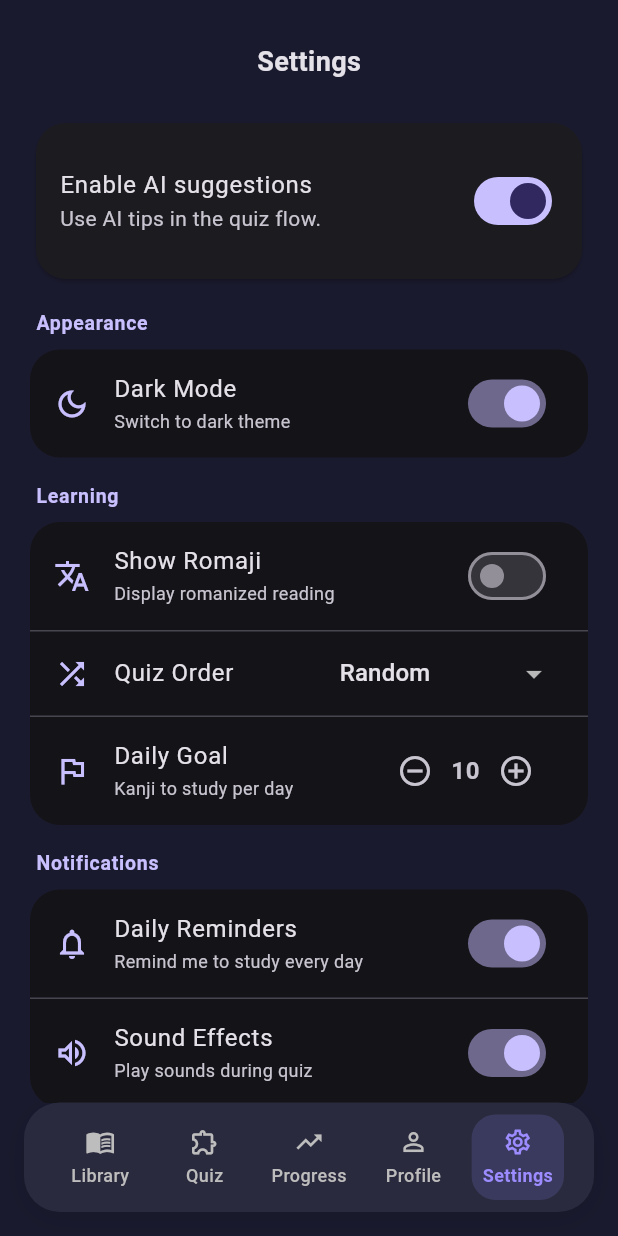
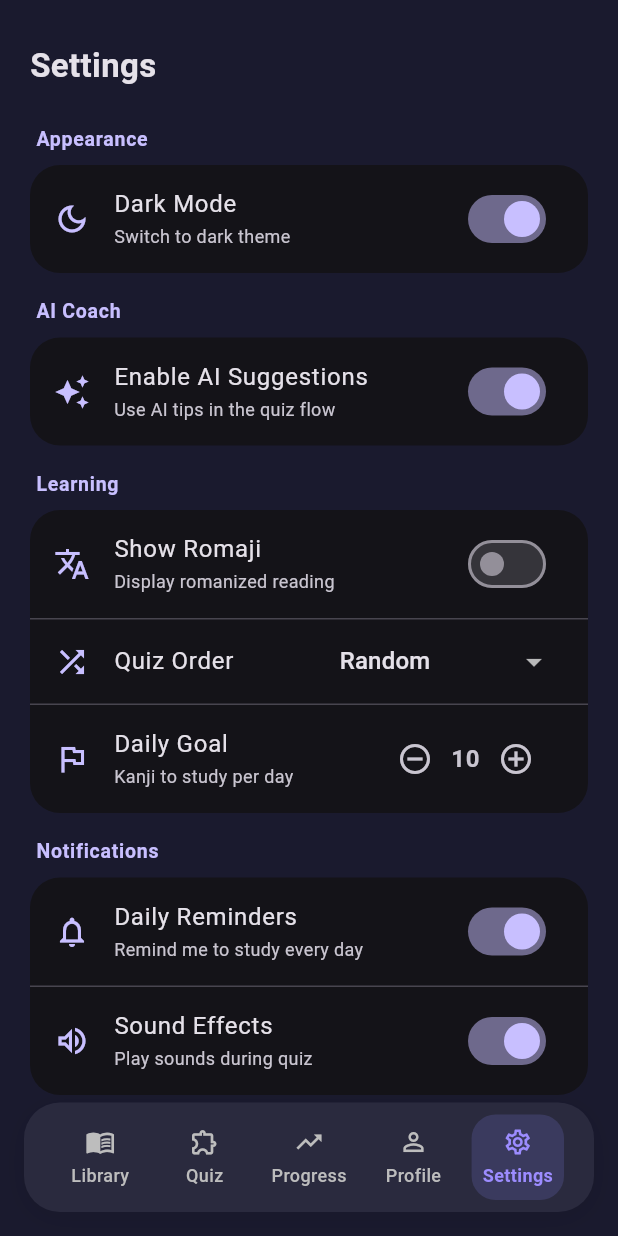
Before and after one commit to Yuutari/kanjimaster, a Flutter app: the screen it shows after launch, item 5 of the bottom bar chosen, after a tap on "Dark Mode", on a phone screen of 412 x 824 dp. Run offline on Flutter 3.47's test engine with Material 3 defaults, Android fonts, the phone set to English and light mode, and no system bars; our stand-ins replace shared_preferences, sqflite, sqflite_common_ffi_web; accounts and stored records are empty.

Commit message:
fix: settings - separate AI toggle from dark mode, add didUpdateWidget sync

```diff
--- a/lib/ui/screens/settings_screen.dart
+++ b/lib/ui/screens/settings_screen.dart
@@ -1,8 +1,6 @@
 import 'package:flutter/material.dart';
 import 'package:shared_preferences/shared_preferences.dart';
 
-/// Экран настроек приложения.
-/// Хранит выбранную тему и предпочтения в SharedPreferences.
 class SettingsScreen extends StatefulWidget {
   final ValueChanged<ThemeMode>? onThemeChanged;
   final ThemeMode currentTheme;
@@ -19,6 +17,7 @@ class SettingsScreen extends StatefulWidget {
 
 class _SettingsScreenState extends State<SettingsScreen> {
   late bool _darkMode;
+  late bool _aiEnabled;
   late bool _soundEnabled;
   late bool _notificationsEnabled;
   late bool _romajiEnabled;
@@ -26,6 +25,7 @@ class _SettingsScreenState extends State<SettingsScreen> {
   late int _dailyGoal;
 
   static const _kDark = 'settings_dark_mode';
+  static const _kAi = 'aiEnabled';
   static const _kSound = 'settings_sound';
   static const _kNotif = 'settings_notifications';
   static const _kRomaji = 'settings_romaji';
@@ -36,6 +36,7 @@ class _SettingsScreenState extends State<SettingsScreen> {
   void initState() {
     super.initState();
     _darkMode = widget.currentTheme == ThemeMode.dark;
+    _aiEnabled = true;
     _soundEnabled = true;
     _notificationsEnabled = true;
     _romajiEnabled = false;
@@ -44,10 +45,20 @@ class _SettingsScreenState extends State<SettingsScreen> {
     _loadPrefs();
   }
 
+  @override
+  void didUpdateWidget(SettingsScreen oldWidget) {
+    super.didUpdateWidget(oldWidget);
+    if (oldWidget.currentTheme != widget.currentTheme) {
+      setState(() => _darkMode = widget.currentTheme == ThemeMode.dark);
+    }
+  }
+
   Future<void> _loadPrefs() async {
     final p = await SharedPreferences.getInstance();
+    if (!mounted) return;
     setState(() {
       _darkMode = p.getBool(_kDark) ?? (widget.currentTheme == ThemeMode.dark);
+      _aiEnabled = p.getBool(_kAi) ?? true;
       _soundEnabled = p.getBool(_kSound) ?? true;
       _notificationsEnabled = p.getBool(_kNotif) ?? true;
       _romajiEnabled = p.getBool(_kRomaji) ?? false;
@@ -59,6 +70,7 @@ class _SettingsScreenState extends State<SettingsScreen> {
   Future<void> _savePrefs() async {
     final p = await SharedPreferences.getInstance();
     await p.setBool(_kDark, _darkMode);
+    await p.setBool(_kAi, _aiEnabled);
     await p.setBool(_kSound, _soundEnabled);
     await p.setBool(_kNotif, _notificationsEnabled);
     await p.setBool(_kRomaji, _romajiEnabled);
@@ -70,7 +82,6 @@ class _SettingsScreenState extends State<SettingsScreen> {
   Widget build(BuildContext context) {
     final scheme = Theme.of(context).colorScheme;
     return Scaffold(
-      backgroundColor: Theme.of(context).scaffoldBackgroundColor,
       body: SafeArea(
         child: SingleChildScrollView(
           padding: const EdgeInsets.all(20),
@@ -78,38 +89,12 @@ class _SettingsScreenState extends State<SettingsScreen> {
             crossAxisAlignment: CrossAxisAlignment.start,
             children: [
               const SizedBox(height: 8),
-              Center(
-                child: Text(
-                  'Settings',
-                  style: TextStyle(
-                    fontSize: 18,
-                    fontWeight: FontWeight.w600,
-                    color: Theme.of(context).textTheme.bodyLarge?.color,
-                  ),
-                ),
+              const Text(
+                'Settings',
+                style: TextStyle(fontSize: 22, fontWeight: FontWeight.w600),
               ),
               const SizedBox(height: 24),
-
-              Card(
-                shape: RoundedRectangleBorder(borderRadius: BorderRadius.circular(20)),
-                child: Padding(
-                  padding: const EdgeInsets.all(16),
-                  child: SwitchListTile.adaptive(
-                    value: _darkMode,
-                    onChanged: (value) {
-                      setState(() => _darkMode = value);
-                      _savePrefs();
-                      widget.onThemeChanged?.call(value ? ThemeMode.dark : ThemeMode.light);
-                    },
-                    title: const Text('Enable AI suggestions'),
-                    subtitle: const Text('Use AI tips in the quiz flow.'),
-                    contentPadding: EdgeInsets.zero,
-                  ),
-                ),
-              ),
-              const SizedBox(height: 16),
-
-              // Внешний вид
+              // Appearance
               _sectionTitle('Appearance'),
               _card([
                 _switchTile(
@@ -118,17 +103,31 @@ class _SettingsScreenState extends State<SettingsScreen> {
                   subtitle: 'Switch to dark theme',
                   value: _darkMode,
                   onChanged: (v) {
-                    final nextMode = v ? ThemeMode.dark : ThemeMode.light;
                     setState(() => _darkMode = v);
                     _savePrefs();
-                    widget.onThemeChanged?.call(nextMode);
+                    widget.onThemeChanged?.call(
+                      v ? ThemeMode.dark : ThemeMode.light,
+                    );
                   },
                 ),
               ]),
-
               const SizedBox(height: 16),
-
-              // Обучение
+              // AI
+              _sectionTitle('AI Coach'),
+              _card([
+                _switchTile(
+                  icon: Icons.auto_awesome,
+                  title: 'Enable AI Suggestions',
+                  subtitle: 'Use AI tips in the quiz flow',
+                  value: _aiEnabled,
+                  onChanged: (v) {
+                    setState(() => _aiEnabled = v);
+                    _savePrefs();
+                  },
+                ),
+              ]),
+              const SizedBox(height: 16),
+              // Learning
               _sectionTitle('Learning'),
               _card([
                 _switchTile(
@@ -171,10 +170,8 @@ class _SettingsScreenState extends State<SettingsScreen> {
                   },
                 ),
               ]),
-
               const SizedBox(height: 16),
-
-              // Уведомления
+              // Notifications
               _sectionTitle('Notifications'),
               _card([
                 _switchTile(
@@ -199,29 +196,23 @@ class _SettingsScreenState extends State<SettingsScreen> {
                   },
                 ),
               ]),
-
               const SizedBox(height: 16),
-
-              // О приложении
+              // About
               _sectionTitle('About'),
               _card([
                 ListTile(
-                  leading: Icon(Icons.info_outline,
-                      color: scheme.primary),
+                  leading: Icon(Icons.info_outline, color: scheme.primary),
                   title: const Text('Version'),
                   trailing: const Text('1.0.0',
                       style: TextStyle(color: Colors.grey)),
                 ),
                 const Divider(height: 1),
                 ListTile(
-                  leading: Icon(Icons.code,
-                      color: scheme.primary),
+                  leading: Icon(Icons.code, color: scheme.primary),
                   title: const Text('KanjiMaster'),
-                  subtitle: const Text(
-                      'Flutter · Dart · SQLite'),
+                  subtitle: const Text('Flutter · Dart · SQLite'),
                 ),
               ]),
-
               const SizedBox(height: 24),
             ],
           ),
@@ -261,11 +252,9 @@ class _SettingsScreenState extends State<SettingsScreen> {
     required ValueChanged<bool> onChanged,
   }) {
     return SwitchListTile(
-      secondary: Icon(icon,
-          color: Theme.of(context).colorScheme.primary),
+      secondary: Icon(icon, color: Theme.of(context).colorScheme.primary),
       title: Text(title),
-      subtitle: Text(subtitle,
-          style: const TextStyle(fontSize: 12)),
+      subtitle: Text(subtitle, style: const TextStyle(fontSize: 12)),
       value: value,
       activeColor: Theme.of(context).colorScheme.primary,
       onChanged: onChanged,
@@ -280,17 +269,13 @@ class _SettingsScreenState extends State<SettingsScreen> {
     required ValueChanged<String?> onChanged,
   }) {
     return ListTile(
-      leading: Icon(icon,
-          color: Theme.of(context).colorScheme.primary),
+      leading: Icon(icon, color: Theme.of(context).colorScheme.primary),
       title: Text(title),
       trailing: DropdownButton<String>(
         value: value,
         underline: const SizedBox(),
         items: items.entries
-            .map((e) => DropdownMenuItem(
-                  value: e.key,
-                  child: Text(e.value),
-                ))
+            .map((e) => DropdownMenuItem(value: e.key, child: Text(e.value)))
             .toList(),
         onChanged: onChanged,
       ),
@@ -308,30 +293,22 @@ class _SettingsScreenState extends State<SettingsScreen> {
     required ValueChanged<int> onChanged,
   }) {
     return ListTile(
-      leading:
-          Icon(icon, color: Theme.of(context).colorScheme.primary),
+      leading: Icon(icon, color: Theme.of(context).colorScheme.primary),
       title: Text(title),
-      subtitle: Text(subtitle,
-          style: const TextStyle(fontSize: 12)),
+      subtitle: Text(subtitle, style: const TextStyle(fontSize: 12)),
       trailing: Row(
         mainAxisSize: MainAxisSize.min,
         children: [
           IconButton(
             icon: const Icon(Icons.remove_circle_outline),
-            onPressed: value > min
-                ? () => onChanged(value - step)
-                : null,
+            onPressed: value > min ? () => onChanged(value - step) : null,
           ),
-          Text(
-            '$value',
-            style: const TextStyle(
-                fontSize: 16, fontWeight: FontWeight.w600),
-          ),
+          Text('$value',
+              style: const TextStyle(
+                  fontSize: 16, fontWeight: FontWeight.w600)),
           IconButton(
             icon: const Icon(Icons.add_circle_outline),
-            onPressed: value < max
-                ? () => onChanged(value + step)
-                : null,
+            onPressed: value < max ? () => onChanged(value + step) : null,
           ),
         ],
       ),
```
